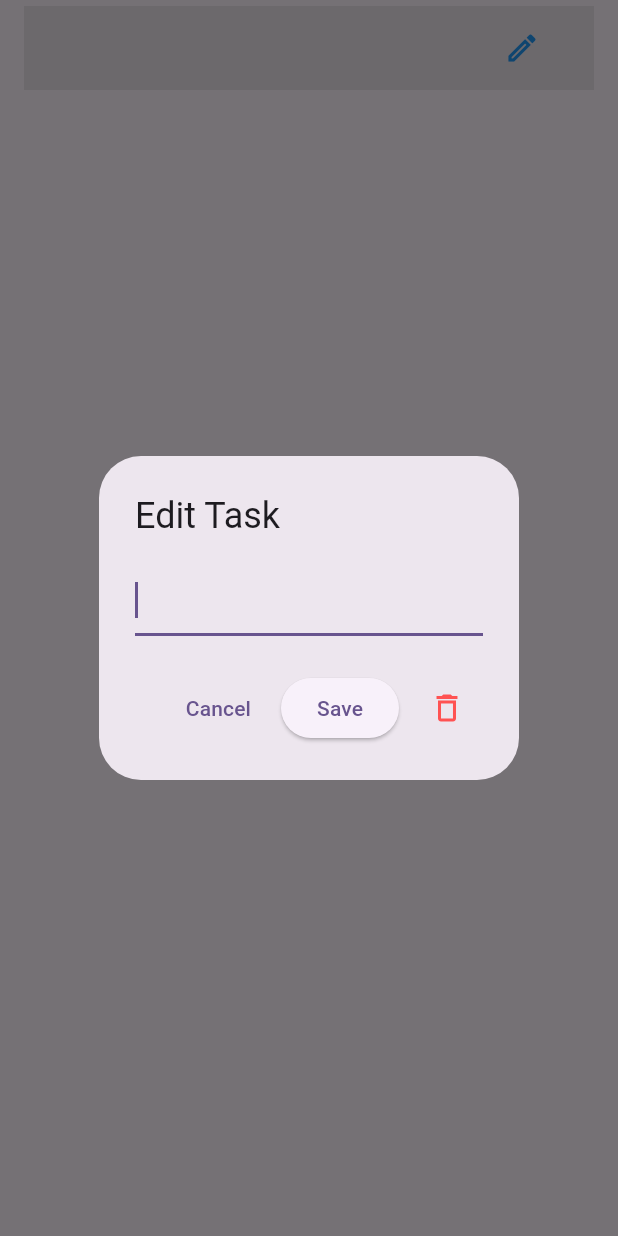
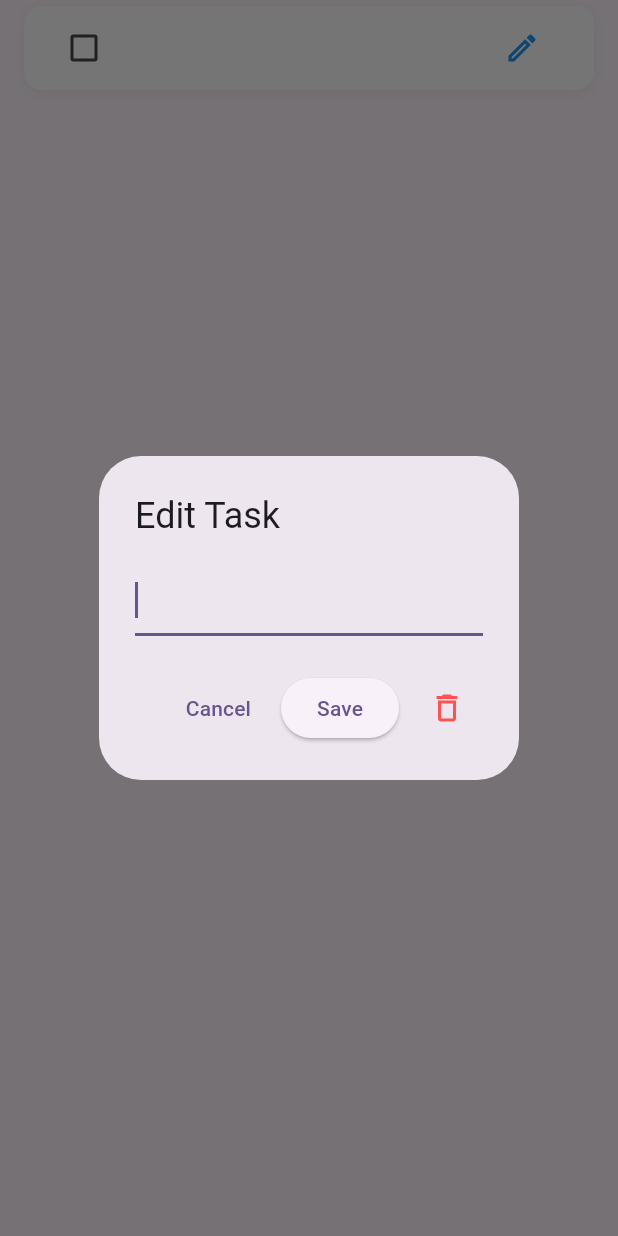
Before and after one commit to AhmedMahmoud2024/provider_todo_list, a Flutter app: the TodoItem widget shown alone on an empty page, opened directly with empty values, after a tap on the "edit" icon, on a phone screen of 412 x 824 dp. Run offline on Flutter 3.47's test engine with Material 3 defaults, Android fonts, the phone set to English and light mode, and no system bars.

Commit message:
feat:implemented onToggle ui for task_item

```diff
--- a/lib/presentation/widgets/task_item.dart
+++ b/lib/presentation/widgets/task_item.dart
@@ -3,12 +3,14 @@ import 'package:provider_todo_list/data/models/task_model.dart';
 class TodoItem extends StatelessWidget{
   final TaskModel task;
   final VoidCallback onDelete;
+   final VoidCallback onToggle;
   final Function(String) onEdit;
   const TodoItem({
   super.key,
   required this.task,
   required this.onEdit,
-  required this.onDelete
+  required this.onToggle,
+  required this.onDelete,
   });
 
   @override
@@ -16,15 +18,35 @@ class TodoItem extends StatelessWidget{
     final textController=TextEditingController(text: task.title);
     return AnimatedContainer(
     duration: const Duration(milliseconds: 200),
+    curve: Curves.bounceIn,
         margin: EdgeInsets.symmetric(vertical: 4,horizontal: 16),
         decoration: BoxDecoration(
           // ignore: deprecated_member_use
-          color: Colors.grey.withOpacity(0.2)
+          color: task.isDone?Colors.deepPurple.withOpacity(0.05)
+          : Colors.white,
+          borderRadius: BorderRadius.circular(12),
+          boxShadow: [
+            BoxShadow(
+              color: Colors.black.withOpacity(0.04),
+              blurRadius: 6,
+              offset: const Offset(0, 2)
+            )
+          ]
         ),
         child: ListTile(
-
+             leading: Checkbox
+             (value: task.isDone,
+              onChanged: (_)=>onToggle(),
+              activeColor: Colors.deepPurple,
+              ),
                  title: Text(
                     task.title,
+                    style: TextStyle(
+                      fontSize: 16,
+                      fontWeight: FontWeight.w500,
+                      decoration: task.isDone? TextDecoration.lineThrough :null,
+                      color: task.isDone? Colors.grey:Colors.black87,
+                    ),
                  ),
                trailing: Row(
                 mainAxisSize: MainAxisSize.min,
```
